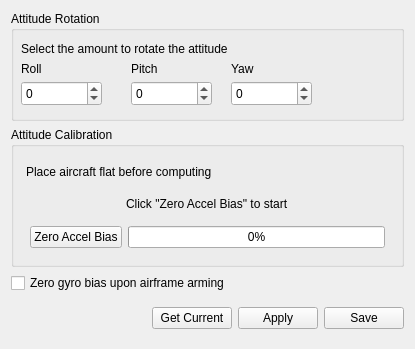
Qt form ground/openpilotgcs/src/plugins/config/ccattitude.ui (openpilot/OpenPilot) before a commit.
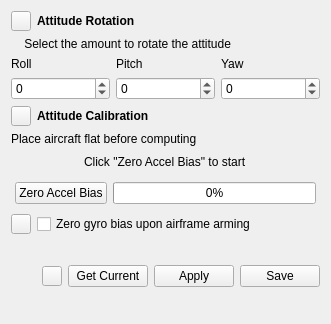
The same form after that commit. Icons and pictures are not drawn.

Commit message: Add help buttons to the config gadget UI.  Also connect all signals to its slot in configgadgetwidget.cpp.  Also some very trivial .html help files.

The edit to the form file:
```diff
--- a/ground/openpilotgcs/src/plugins/config/ccattitude.ui
+++ b/ground/openpilotgcs/src/plugins/config/ccattitude.ui
@@ -6,8 +6,8 @@
    <rect>
     <x>0</x>
     <y>0</y>
-    <width>415</width>
-    <height>349</height>
+    <width>331</width>
+    <height>324</height>
    </rect>
   </property>
   <property name="windowTitle">
@@ -15,79 +15,73 @@
   </property>
   <layout class="QVBoxLayout" name="verticalLayout">
    <item>
-    <widget class="QGroupBox" name="groupBox_2">
+    <layout class="QVBoxLayout" name="verticalLayout_8">
+     <item>
+      <layout class="QHBoxLayout" name="horizontalLayout_7">
+       <item>
+        <widget class="QPushButton" name="attitudeRotationHelp">
      <property name="sizePolicy">
-      <sizepolicy hsizetype="Minimum" vsizetype="Preferred">
+          <sizepolicy hsizetype="Fixed" vsizetype="Fixed">
        <horstretch>0</horstretch>
        <verstretch>0</verstretch>
       </sizepolicy>
      </property>
-     <property name="minimumSize">
+         <property name="maximumSize">
       <size>
-       <width>0</width>
-       <height>110</height>
-      </size>
-     </property>
-     <property name="title">
+           <width>20</width>
+           <height>20</height>
+          </size>
+         </property>
+         <property name="text">
+          <string/>
+         </property>
+         <property name="icon">
+          <iconset resource="configgadget.qrc">
+           <normaloff>:/configgadget/images/help2.png</normaloff>:/configgadget/images/help2.png</iconset>
+         </property>
+        </widget>
+       </item>
+       <item>
+        <widget class="QLabel" name="label_6">
+         <property name="font">
+          <font>
+           <weight>75</weight>
+           <bold>true</bold>
+          </font>
+         </property>
+         <property name="text">
       <string>Attitude Rotation</string>
      </property>
-     <widget class="QSpinBox" name="rollBias">
-      <property name="geometry">
-       <rect>
-        <x>10</x>
-        <y>70</y>
-        <width>81</width>
-        <height>25</height>
-       </rect>
-      </property>
-      <property name="minimum">
-       <number>-180</number>
-      </property>
-      <property name="maximum">
-       <number>180</number>
-      </property>
-     </widget>
-     <widget class="QSpinBox" name="pitchBias">
-      <property name="geometry">
-       <rect>
-        <x>120</x>
-        <y>70</y>
-        <width>81</width>
-        <height>25</height>
-       </rect>
-      </property>
-      <property name="minimum">
-       <number>-90</number>
-      </property>
-      <property name="maximum">
-       <number>90</number>
-      </property>
-     </widget>
-     <widget class="QSpinBox" name="yawBias">
-      <property name="geometry">
-       <rect>
-        <x>220</x>
-        <y>70</y>
-        <width>81</width>
-        <height>25</height>
-       </rect>
-      </property>
-      <property name="minimum">
-       <number>-180</number>
-      </property>
-      <property name="maximum">
-       <number>180</number>
-      </property>
-     </widget>
+        </widget>
+       </item>
+       <item>
+        <spacer name="horizontalSpacer_5">
+         <property name="orientation">
+          <enum>Qt::Horizontal</enum>
+         </property>
+         <property name="sizeHint" stdset="0">
+          <size>
+           <width>40</width>
+           <height>20</height>
+          </size>
+         </property>
+        </spacer>
+       </item>
+      </layout>
+     </item>
+     <item>
+      <widget class="QLabel" name="label_5">
+       <property name="text">
+        <string>    Select the amount to rotate the attitude</string>
+       </property>
+      </widget>
+     </item>
+     <item>
+      <layout class="QHBoxLayout" name="horizontalLayout_8">
+       <item>
+        <layout class="QVBoxLayout" name="verticalLayout_11">
+         <item>
      <widget class="QLabel" name="label_2">
-      <property name="geometry">
-       <rect>
-        <x>10</x>
-        <y>50</y>
-        <width>91</width>
-        <height>16</height>
-       </rect>
-      </property>
       <property name="text">
        <string>Roll</string>
       </property>
@@ -95,15 +89,23 @@
        <set>Qt::AlignLeading|Qt::AlignLeft|Qt::AlignVCenter</set>
       </property>
      </widget>
+         </item>
+         <item>
+          <widget class="QSpinBox" name="rollBias">
+           <property name="minimum">
+            <number>-180</number>
+           </property>
+           <property name="maximum">
+            <number>180</number>
+           </property>
+          </widget>
+         </item>
+        </layout>
+       </item>
+       <item>
+        <layout class="QVBoxLayout" name="verticalLayout_10">
+         <item>
      <widget class="QLabel" name="label_3">
-      <property name="geometry">
-       <rect>
-        <x>120</x>
-        <y>50</y>
-        <width>81</width>
-        <height>16</height>
-       </rect>
-      </property>
       <property name="text">
        <string>Pitch</string>
       </property>
@@ -111,15 +113,23 @@
        <set>Qt::AlignLeading|Qt::AlignLeft|Qt::AlignVCenter</set>
       </property>
      </widget>
+         </item>
+         <item>
+          <widget class="QSpinBox" name="pitchBias">
+           <property name="minimum">
+            <number>-90</number>
+           </property>
+           <property name="maximum">
+            <number>90</number>
+           </property>
+          </widget>
+         </item>
+        </layout>
+       </item>
+       <item>
+        <layout class="QVBoxLayout" name="verticalLayout_9">
+         <item>
      <widget class="QLabel" name="label_4">
-      <property name="geometry">
-       <rect>
-        <x>220</x>
-        <y>50</y>
-        <width>81</width>
-        <height>16</height>
-       </rect>
-      </property>
       <property name="text">
        <string>Yaw</string>
       </property>
@@ -127,44 +137,78 @@
        <set>Qt::AlignLeading|Qt::AlignLeft|Qt::AlignVCenter</set>
       </property>
      </widget>
-     <widget class="QLabel" name="label_5">
-      <property name="geometry">
-       <rect>
-        <x>10</x>
-        <y>30</y>
-        <width>341</width>
-        <height>16</height>
-       </rect>
-      </property>
-      <property name="text">
-       <string>Select the amount to rotate the attitude</string>
-      </property>
-     </widget>
-    </widget>
-   </item>
+         </item>
+         <item>
+          <widget class="QSpinBox" name="yawBias">
+           <property name="minimum">
+            <number>-180</number>
+           </property>
+           <property name="maximum">
+            <number>180</number>
+           </property>
+          </widget>
+         </item>
+        </layout>
+       </item>
+      </layout>
+     </item>
+    </layout>
+   </item>
    <item>
-    <widget class="QGroupBox" name="groupBox">
+    <layout class="QVBoxLayout" name="verticalLayout_7">
+     <item>
+      <layout class="QHBoxLayout" name="horizontalLayout_6">
+       <item>
+        <widget class="QPushButton" name="attitudeCalibHelp">
      <property name="sizePolicy">
-      <sizepolicy hsizetype="Minimum" vsizetype="Minimum">
+          <sizepolicy hsizetype="Fixed" vsizetype="Fixed">
        <horstretch>0</horstretch>
        <verstretch>0</verstretch>
       </sizepolicy>
      </property>
-     <property name="minimumSize">
+         <property name="maximumSize">
       <size>
-       <width>0</width>
-       <height>140</height>
-      </size>
-     </property>
-     <property name="title">
+           <width>20</width>
+           <height>20</height>
+          </size>
+         </property>
+         <property name="text">
+          <string/>
+         </property>
+         <property name="icon">
+          <iconset resource="configgadget.qrc">
+           <normaloff>:/configgadget/images/help2.png</normaloff>:/configgadget/images/help2.png</iconset>
+         </property>
+        </widget>
+       </item>
+       <item>
+        <widget class="QLabel" name="label_7">
+         <property name="font">
+          <font>
+           <weight>75</weight>
+           <bold>true</bold>
+          </font>
+         </property>
+         <property name="text">
       <string>Attitude Calibration</string>
      </property>
-     <layout class="QVBoxLayout" name="verticalLayout_2">
+        </widget>
+       </item>
       <item>
-       <layout class="QVBoxLayout" name="verticalLayout_3">
-        <property name="margin">
-         <number>3</number>
-        </property>
+        <spacer name="horizontalSpacer_6">
+         <property name="orientation">
+          <enum>Qt::Horizontal</enum>
+         </property>
+         <property name="sizeHint" stdset="0">
+          <size>
+           <width>40</width>
+           <height>20</height>
+          </size>
+         </property>
+        </spacer>
+       </item>
+      </layout>
+     </item>
         <item>
          <widget class="QLabel" name="label">
           <property name="text">
@@ -238,7 +282,29 @@
         </item>
        </layout>
       </item>
-     </layout>
+   <item>
+    <layout class="QHBoxLayout" name="horizontalLayout_4">
+     <item>
+      <widget class="QPushButton" name="zeroOnArmHelp">
+       <property name="sizePolicy">
+        <sizepolicy hsizetype="Fixed" vsizetype="Fixed">
+         <horstretch>0</horstretch>
+         <verstretch>0</verstretch>
+        </sizepolicy>
+       </property>
+       <property name="maximumSize">
+        <size>
+         <width>20</width>
+         <height>20</height>
+        </size>
+       </property>
+       <property name="text">
+        <string/>
+       </property>
+       <property name="icon">
+        <iconset resource="configgadget.qrc">
+         <normaloff>:/configgadget/images/help2.png</normaloff>:/configgadget/images/help2.png</iconset>
+       </property>
     </widget>
    </item>
    <item>
@@ -254,6 +320,21 @@
     </widget>
    </item>
    <item>
+      <spacer name="horizontalSpacer_4">
+       <property name="orientation">
+        <enum>Qt::Horizontal</enum>
+       </property>
+       <property name="sizeHint" stdset="0">
+        <size>
+         <width>40</width>
+         <height>20</height>
+        </size>
+       </property>
+      </spacer>
+     </item>
+    </layout>
+   </item>
+   <item>
     <spacer name="verticalSpacer_2">
      <property name="orientation">
       <enum>Qt::Vertical</enum>
@@ -281,6 +362,29 @@
        </property>
       </spacer>
      </item>
+     <item>
+      <widget class="QPushButton" name="commandHelp">
+       <property name="sizePolicy">
+        <sizepolicy hsizetype="Fixed" vsizetype="Fixed">
+         <horstretch>0</horstretch>
+         <verstretch>0</verstretch>
+        </sizepolicy>
+       </property>
+       <property name="maximumSize">
+        <size>
+         <width>20</width>
+         <height>20</height>
+        </size>
+       </property>
+       <property name="text">
+        <string/>
+       </property>
+       <property name="icon">
+        <iconset resource="configgadget.qrc">
+         <normaloff>:/configgadget/images/help2.png</normaloff>:/configgadget/images/help2.png</iconset>
+       </property>
+      </widget>
+     </item>
      <item>
       <widget class="QPushButton" name="getCurrentButton">
        <property name="text">
```
Left out of the diff: 4 changed lines with no effect on the pictures. Lines whose indentation alone changed are shown as unchanged. The commit also changes 22 other files.
